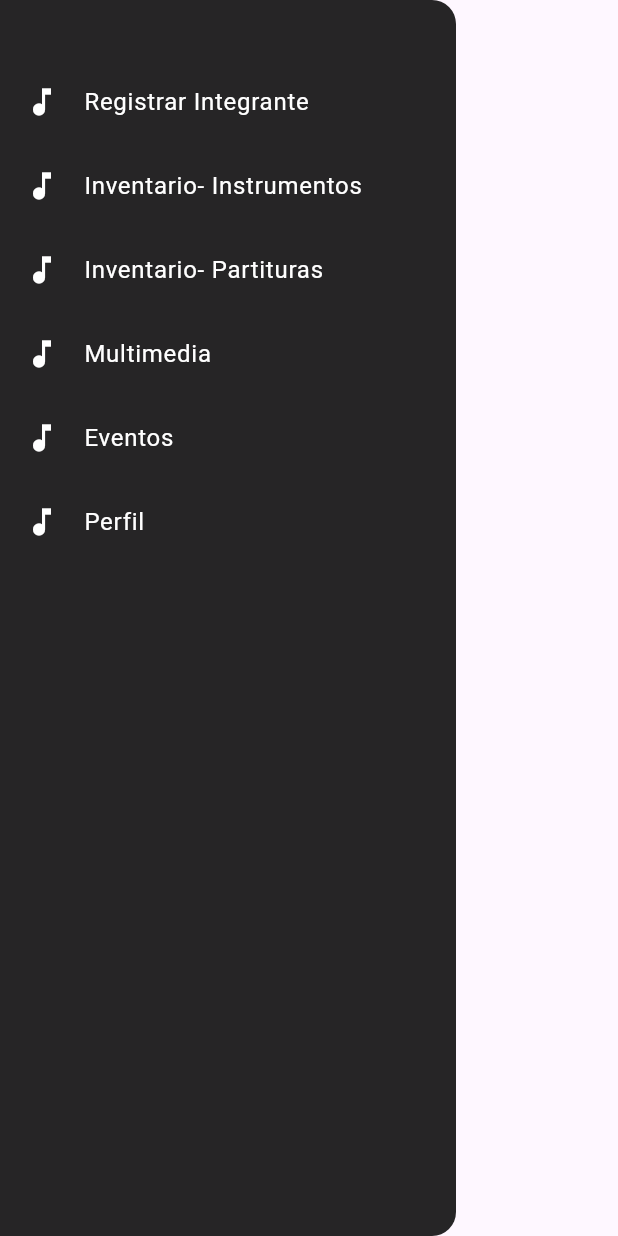
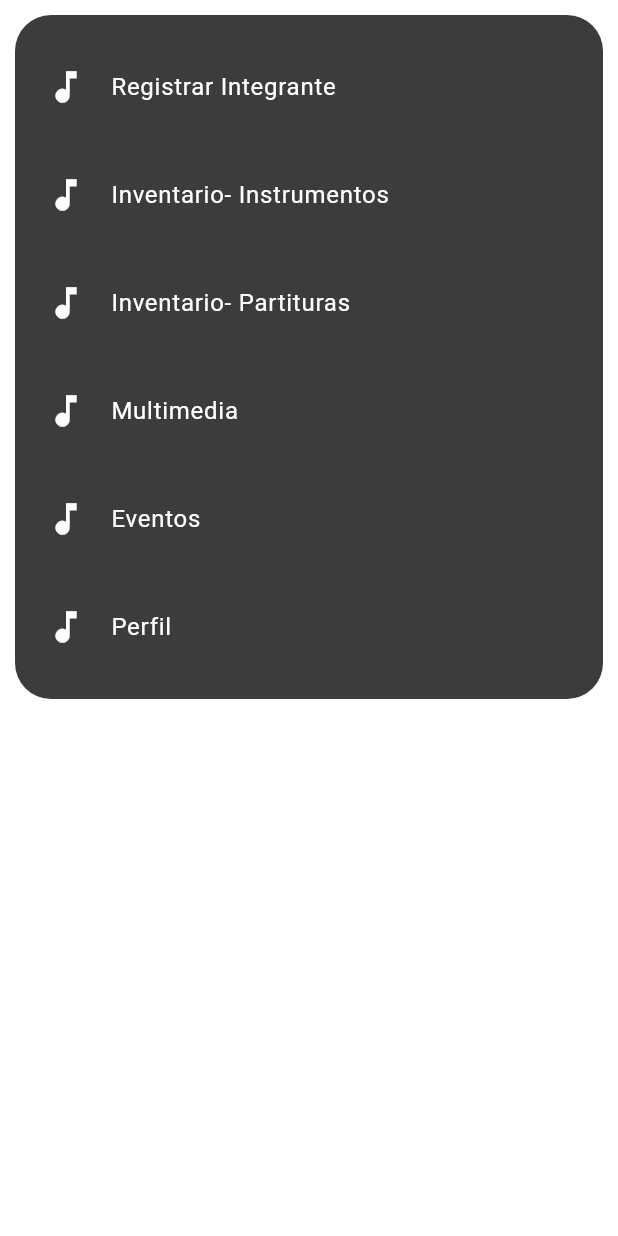
Before and after one commit to mahechamanuela92-cell/frontend_banda, a Flutter app: the MenuUsuario screen opened directly, on a phone screen of 412 x 824 dp. Run offline on Flutter 3.47's test engine with Material 3 defaults, Android fonts, the phone set to English and light mode, and no system bars; our stand-ins replace audioplayers, file_picker.

Commit message:
cambios en pantalla inicio y eventos

```diff
--- a/lib/screens/pantalla_menuusuario.dart
+++ b/lib/screens/pantalla_menuusuario.dart
@@ -1,109 +1,76 @@
 import 'package:flutter/material.dart';
 import 'package:frontend/screens/pantalla_evento.dart';
-// Importaciones de tus pantallas
 import 'pantalla_registro.dart';
 import 'inventario_partituras.dart';
 import 'inventario_instrumentos.dart';
+
 class MenuUsuario extends StatelessWidget {
   const MenuUsuario({super.key});
 
+  Widget opcionMenu(BuildContext context, String texto, Widget? pantalla) {
+    return ListTile(
+      contentPadding: const EdgeInsets.symmetric(horizontal: 20, vertical: 8),
+      leading: const Icon(Icons.music_note, color: Colors.white, size: 28),
+      title: Text(
+        texto,
+        style: const TextStyle(
+          color: Colors.white,
+          fontSize: 16,
+          letterSpacing: 0.5,
+        ),
+      ),
+      onTap: () {
+        final navegador = Navigator.of(context);
+        navegador.pop(); // cierra el menú
+        if (pantalla != null) {
+          navegador.push(
+            MaterialPageRoute(builder: (context) => pantalla),
+          );
+        }
+      },
+    );
+  }
+
   @override
   Widget build(BuildContext context) {
-    const TextStyle estiloTextoMenu = TextStyle(
-      color: Colors.white,
-      fontSize: 16,
-    );
+    return Scaffold(
+      backgroundColor: Colors.transparent, // se ve el inicio atrás
+      body: Stack(
+        children: [
+          // CAPA 1: cubre toda la pantalla, al tocarla se cierra el menú
+          Positioned.fill(
+            child: GestureDetector(
+              behavior: HitTestBehavior.opaque,
+              onTap: () => Navigator.pop(context),
+            ),
+          ),
 
-    return Drawer(
-      backgroundColor: Colors.black.withValues(alpha: 0.85),
-      child: SafeArea(
-        child: SingleChildScrollView(
-          child: Column(
-            crossAxisAlignment: CrossAxisAlignment.start,
-            children: [
-              const SizedBox(height: 40),
-
-              // 1. Registrar Integrante
-              ListTile(
-                leading: const Icon(Icons.music_note, color: Colors.white),
-                title: const Text('Registrar Integrante', style: estiloTextoMenu),
-                onTap: () {
-                  Navigator.pop(context); // Cierra el menú lateral
-                  Navigator.push(
-                    context,
-                    MaterialPageRoute(
-                      builder: (context) => const PantallaRegistro(), // Ajusta al nombre exacto de tu clase
-                    ),
-                  );
-                },
+          // CAPA 2: el cuadro oscuro con las opciones (encima de la capa 1)
+          SafeArea(
+            child: Align(
+              alignment: Alignment.topCenter,
+              child: Container(
+                margin: const EdgeInsets.all(10),
+                padding: const EdgeInsets.symmetric(vertical: 12),
+                decoration: BoxDecoration(
+                  color: const Color(0xFF2B2B2B).withValues(alpha: 0.92),
+                  borderRadius: BorderRadius.circular(24),
+                ),
+                child: Column(
+                  mainAxisSize: MainAxisSize.min,
+                  children: [
+                    opcionMenu(context, 'Registrar Integrante', const PantallaRegistro()),
+                    opcionMenu(context, 'Inventario- Instrumentos', const InventarioInstrumentos()),
+                    opcionMenu(context, 'Inventario- Partituras', const InventarioPartituras()),
+                    opcionMenu(context, 'Multimedia', null),
+                    opcionMenu(context, 'Eventos', const PantallaEventos()),
+                    opcionMenu(context, 'Perfil', null),
+                  ],
+                ),
               ),
-            // 2. Inventario Instrumentos
-            ListTile(
-              leading: const Icon(Icons.music_note, color: Colors.white),
-              title: const Text('Inventario- Instrumentos', style: estiloTextoMenu),
-              onTap: () {
-                Navigator.pop(context); // Cierra el menú lateral
-                Navigator.push(
-                  context,
-                  MaterialPageRoute(
-                    builder: (context) => const InventarioInstrumentos(),
-                  ),
-                );
-              },
             ),
-
-            // 3. Inventario Partituras
-            ListTile(
-              leading: const Icon(Icons.music_note, color: Colors.white),
-              title: const Text('Inventario- Partituras', style: estiloTextoMenu),
-              onTap: () {
-                Navigator.pop(context); // Cierra el menú lateral
-                Navigator.push(
-                  context,
-                  MaterialPageRoute(
-                    builder: (context) => const InventarioPartituras(),
-                  ),
-                );
-              },
-            ),
-
-              // 4. Multimedia
-              ListTile(
-                leading: const Icon(Icons.music_note, color: Colors.white),
-                title: const Text('Multimedia', style: estiloTextoMenu),
-                onTap: () {
-                  Navigator.pop(context);
-                  // Agrega Navigator.push aquí cuando tengas la pantalla
-                },
-              ),
-
-              // 5. Eventos
-              ListTile(
-                leading: const Icon(Icons.music_note, color: Colors.white),
-                title: const Text('Eventos', style: estiloTextoMenu),
-                onTap: () {
-                  Navigator.pop(context);
-                      Navigator.push(
-                     context,
-                 MaterialPageRoute(
-                   builder: (context) => const PantallaEventos(),
-                 ),
-                );
-                },
-              ),
-
-              // 6. Perfil
-              ListTile(
-                leading: const Icon(Icons.music_note, color: Colors.white),
-                title: const Text('Perfil', style: estiloTextoMenu),
-                onTap: () {
-                  Navigator.pop(context);
-                  // Agrega Navigator.push aquí cuando tengas la pantalla
-                },
-              ),
-            ],
           ),
-        ),
+        ],
       ),
     );
   }
```
Also changed, not shown: lib/screens/pantalla_inicio.dart (+16 -15 lines).
